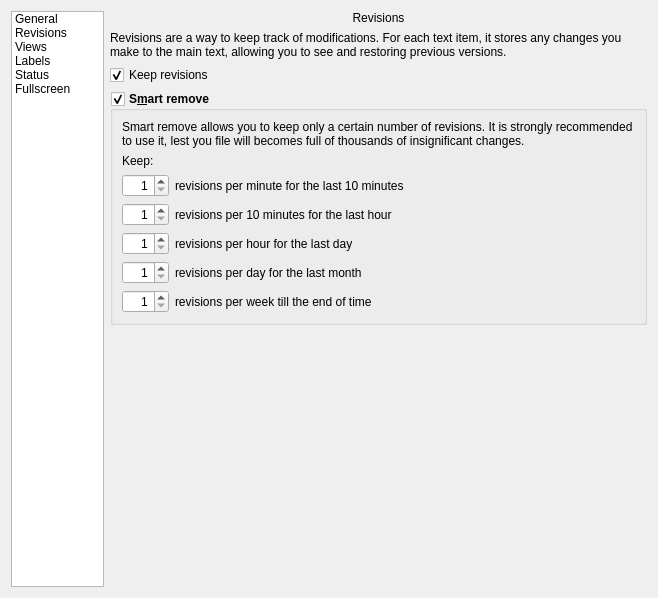
First picture: the form in manuskript/ui/settings_ui.ui, repository olivierkes/manuskript, before the edit.
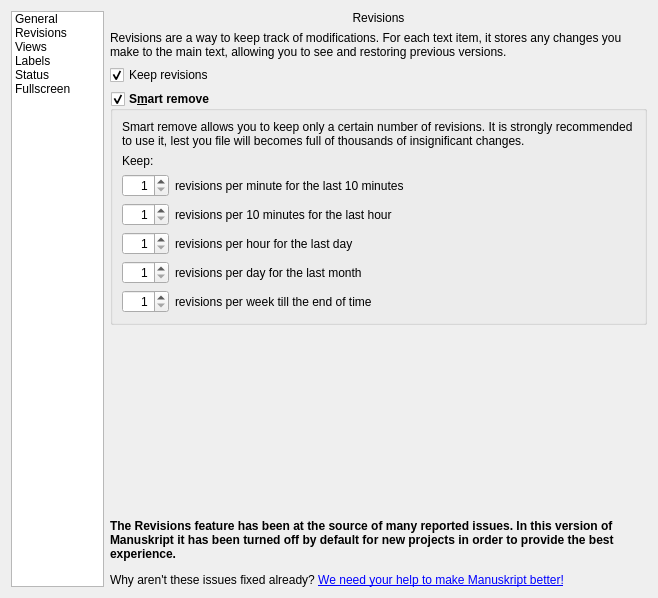
Second picture: the form after the edit. The open tabs and pages were chosen to show the change. Icons and pictures are not drawn.

Commit message: Added warning to revision UI

Diff of the .ui file:
```diff
--- a/manuskript/ui/settings_ui.ui
+++ b/manuskript/ui/settings_ui.ui
@@ -769,6 +769,19 @@
          </property>
         </spacer>
        </item>
+       <item>
+        <widget class="QLabel" name="label_revisionDeprecation">
+         <property name="text">
+          <string>&lt;p&gt;&lt;b&gt;The Revisions feature has been at the source of many reported issues. In this version of Manuskript it has been turned off by default for new projects in order to provide the best experience.&lt;/b&gt;&lt;/p&gt;&lt;p&gt;Why aren't these issues fixed already? &lt;a href=&quot;https://www.theologeek.ch/manuskript/contribute/&quot;&gt;We need your help to make Manuskript better!&lt;/a&gt;&lt;/p&gt;</string>
+         </property>
+         <property name="wordWrap">
+          <bool>true</bool>
+         </property>
+         <property name="openExternalLinks">
+          <bool>true</bool>
+         </property>
+        </widget>
+       </item>
       </layout>
      </widget>
      <widget class="QWidget" name="stackedWidgetPage2">
```
The commit also changes 1 other file.
